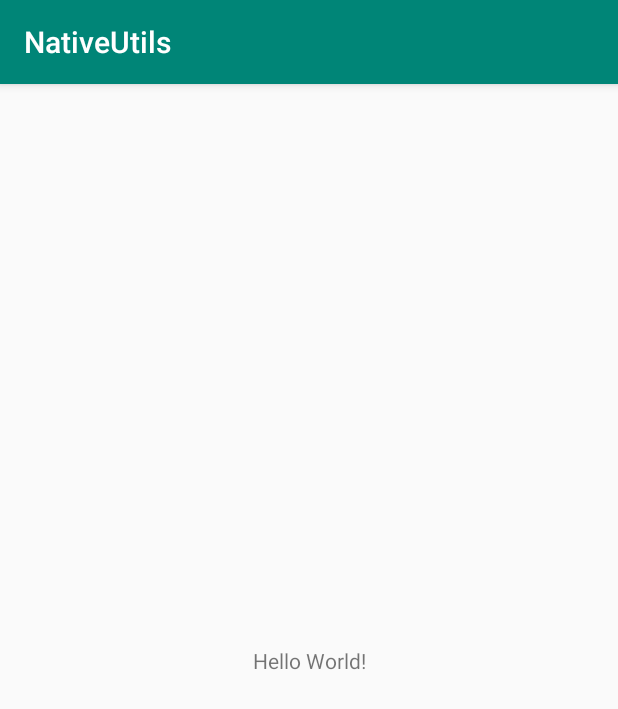
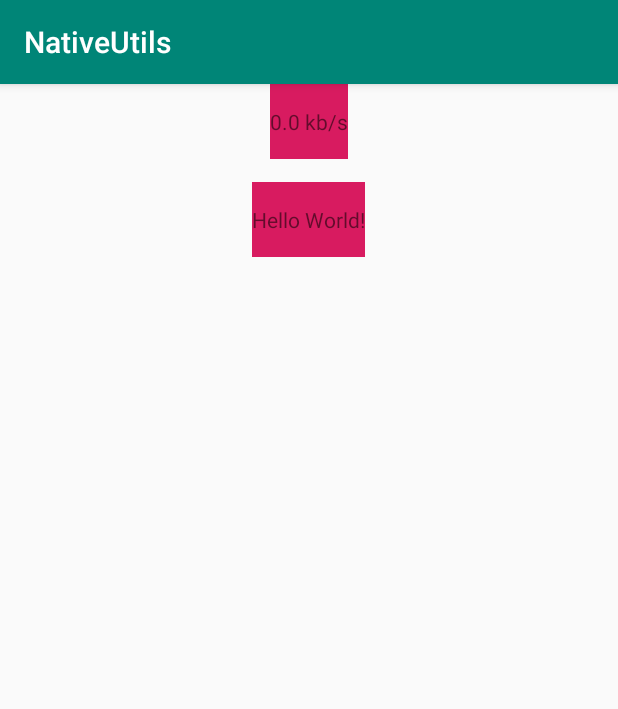
Before and after one commit to dongbingbin77/NativeUtils, an Android app: the screen it shows after launch (MainActivity), on a phone screen of 412 x 824 dp. Shown: the top 709 px of the screen. Run offline under Robolectric (Android 15) with nearby library versions, the phone set to English and light mode, and no system bars.

Commit message:
添加测速工具

```diff
--- a/app/build.gradle
+++ b/app/build.gradle
@@ -29,6 +29,11 @@ dependencies {
     androidTestImplementation 'androidx.test.espresso:espresso-core:3.2.0'
     implementation 'androidx.core:core-ktx:+'
     implementation "org.jetbrains.kotlin:kotlin-stdlib-jdk7:$kotlin_version"
+    //                                       👇 依赖协程核心库
+    implementation "org.jetbrains.kotlinx:kotlinx-coroutines-core:$kotlin_coroutines"
+    //                                       👇 依赖当前平台所对应的平台库
+    implementation "org.jetbrains.kotlinx:kotlinx-coroutines-android:$kotlin_coroutines"
+
 }
 repositories {
     mavenCentral()
--- a/app/src/main/java/com/dongbingbin/nativeutils/MainActivity.kt
+++ b/app/src/main/java/com/dongbingbin/nativeutils/MainActivity.kt
@@ -1,17 +1,42 @@
 package com.dongbingbin.nativeutils
 
-import android.content.Intent
 import androidx.appcompat.app.AppCompatActivity
 
 import android.os.Bundle
+import android.os.Handler
+import android.widget.TextView
+import com.dongbingbin.nativeutils.utils.NetWorkSpeedUtils
+import kotlinx.coroutines.*
+import kotlin.coroutines.CoroutineContext
 
-class MainActivity : AppCompatActivity() {
-
+class MainActivity : AppCompatActivity(),CoroutineScope {
+    lateinit var job: Job
     override fun onCreate(savedInstanceState: Bundle?) {
         super.onCreate(savedInstanceState)
         setContentView(R.layout.activity_main)
+        var tvSpeed = findViewById<TextView>(R.id.button1)
+        NetWorkSpeedUtils(this, Handler{
+            tvSpeed.text = it.obj.toString()
+            true
+        }).startShowNetSpeed()
         //test1
 //        var intent = Intent(this,MainActivity.class);
 //        startActivity(intent);
+        job = Job()
+        launch {
+            println("dongbingbin 1:"+Thread.currentThread().name)
+            val ioData = async(Dispatchers.IO) { // <- launch scope 的扩展函数，指定了 IO dispatcher，所以在 IO 线程运行
+                // 在这里执行阻塞的 I/O 耗时操作
+                println("dongbingbin 2:"+Thread.currentThread().name)
+            }
+
+            // 和上面的并非 I/O 同时执行的其他操作
+            val data = ioData.await() // 等待阻塞 I/O 操作的返回结果
+            println("dongbingbin 3:"+Thread.currentThread().name)
+            //draw(data) // 在 UI 线程显示执行的结果
+        }
     }
+
+    override val coroutineContext: CoroutineContext
+        get() = Dispatchers.Main + job//To change initializer of created properties use File | Settings | File Templates.
 }
--- /dev/null
+++ b/app/src/main/java/com/dongbingbin/nativeutils/utils/NetWorkSpeedUtils.java
@@ -0,0 +1,56 @@
+package com.dongbingbin.nativeutils.utils;
+
+import android.content.Context;
+import android.net.TrafficStats;
+import android.os.Handler;
+import android.os.Message;
+
+import java.util.Timer;
+import java.util.TimerTask;
+
+public class NetWorkSpeedUtils {
+    private Context context;
+    private Handler mHandler;
+
+    private long lastTotalRxBytes = 0;
+    private long lastTimeStamp = 0;
+
+    public NetWorkSpeedUtils(Context context, Handler mHandler){
+        this.context = context;
+        this.mHandler = mHandler;
+    }
+
+    TimerTask task = new TimerTask() {
+        @Override
+        public void run() {
+            showNetSpeed();
+        }
+    };
+
+    public void startShowNetSpeed(){
+        lastTotalRxBytes = getTotalRxBytes();
+        lastTimeStamp = System.currentTimeMillis();
+        new Timer().schedule(task, 1000, 1000); // 1s后启动任务，每2s执行一次
+
+    }
+
+    private long getTotalRxBytes() {
+        return (TrafficStats.getTotalRxBytes()/1024);
+        //return TrafficStats.getUidRxBytes(context.getApplicationInfo().uid) == TrafficStats.UNSUPPORTED ? 0 :(TrafficStats.getTotalRxBytes()/1024);//转为KB
+    }
+
+    private void showNetSpeed() {
+        long nowTotalRxBytes = getTotalRxBytes();
+        long nowTimeStamp = System.currentTimeMillis();
+        long speed = ((nowTotalRxBytes - lastTotalRxBytes) * 1000 / (nowTimeStamp - lastTimeStamp));//毫秒转换
+        long speed2 = ((nowTotalRxBytes - lastTotalRxBytes) * 1000 % (nowTimeStamp - lastTimeStamp));//毫秒转换
+
+        lastTimeStamp = nowTimeStamp;
+        lastTotalRxBytes = nowTotalRxBytes;
+
+        Message msg = mHandler.obtainMessage();
+        msg.what = 100;
+        msg.obj = String.valueOf(speed) + "." + String.valueOf(speed2) + " kb/s";
+        mHandler.sendMessage(msg);//更新界面
+    }
+}
--- a/app/src/main/res/layout/activity_main.xml
+++ b/app/src/main/res/layout/activity_main.xml
@@ -1,18 +1,40 @@
 <?xml version="1.0" encoding="utf-8"?>
-<androidx.constraintlayout.widget.ConstraintLayout xmlns:android="http://schemas.android.com/apk/res/android"
+<LinearLayout xmlns:android="http://schemas.android.com/apk/res/android"
     xmlns:app="http://schemas.android.com/apk/res-auto"
     xmlns:tools="http://schemas.android.com/tools"
     android:layout_width="match_parent"
     android:layout_height="match_parent"
-    tools:context=".MainActivity">
+    tools:context=".MainActivity"
+    android:orientation="vertical"
+    >
+<ScrollView
+    android:layout_width="match_parent"
+    android:layout_height="match_parent"
 
+    >
+    <LinearLayout
+        android:layout_width="match_parent"
+        android:layout_height="wrap_content"
+        android:orientation="vertical"
+        android:gravity="center_horizontal"
+        >
     <TextView
+        android:id="@+id/button1"
+        android:gravity="center"
+        android:background="@color/colorAccent"
+        android:layout_marginBottom="15dp"
         android:layout_width="wrap_content"
-        android:layout_height="wrap_content"
+        android:layout_height="50dp"
         android:text="Hello World!"
-        app:layout_constraintBottom_toBottomOf="parent"
-        app:layout_constraintLeft_toLeftOf="parent"
-        app:layout_constraintRight_toRightOf="parent"
-        app:layout_constraintTop_toTopOf="parent" />
-
-</androidx.constraintlayout.widget.ConstraintLayout>
+         />
+        <TextView
+            android:gravity="center"
+            android:background="@color/colorAccent"
+            android:layout_marginBottom="15dp"
+            android:layout_width="wrap_content"
+            android:layout_height="50dp"
+            android:text="Hello World!"
+            />
+    </LinearLayout>
+</ScrollView>
+</LinearLayout>
--- a/build.gradle
+++ b/build.gradle
@@ -2,6 +2,7 @@
 
 buildscript {
     ext.kotlin_version = '1.3.50'
+    ext.kotlin_coroutines = '1.3.1'
     repositories {
         google()
         jcenter()
```
